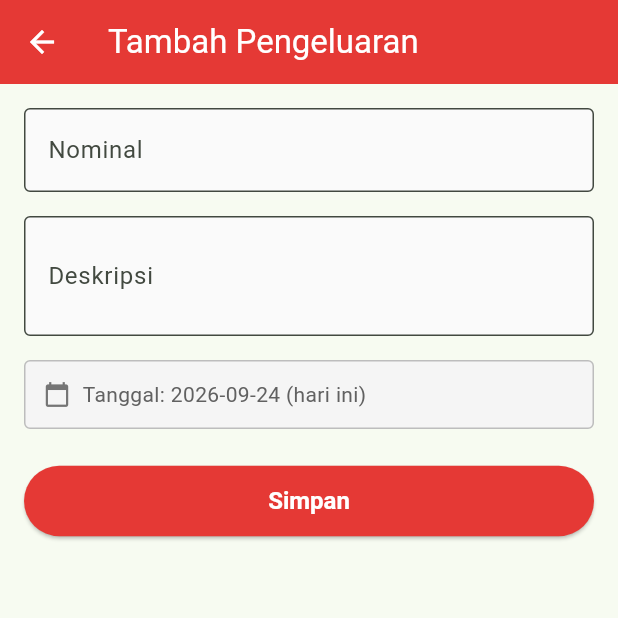
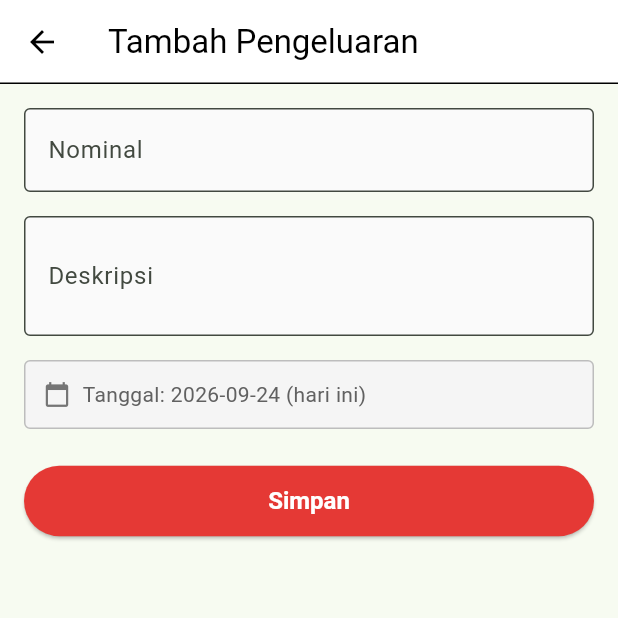
Before and after one commit to AdaniMaulidan/catat_keuangan, a Flutter app: the ExpenseScreen screen opened directly, after a tap on the "add" icon, on a phone screen of 412 x 824 dp, the top half of it. Run offline on Flutter 3.47's test engine with Material 3 defaults, Android fonts, the phone set to English and light mode, and no system bars; our stand-ins replace fl_chart, sqflite, table_calendar; accounts and stored records are empty.

```diff
--- /dev/null
+++ b/lib/scratch.dart
@@ -0,0 +1 @@
+import 'package:flutter/material.dart'; void main() { AppBar(shape: const Border(bottom: BorderSide(color: Colors.black, width: 1))); }
--- a/lib/screens/expense/expense_form_screen.dart
+++ b/lib/screens/expense/expense_form_screen.dart
@@ -119,8 +119,12 @@ class _ExpenseFormScreenState extends State<ExpenseFormScreen> {
     return Scaffold(
       appBar: AppBar(
         title: Text(title),
-        backgroundColor: Colors.red.shade600,
-        foregroundColor: Colors.white,
+        backgroundColor: Colors.white,
+        foregroundColor: Colors.black,
+        elevation: 0,
+        shape: const Border(
+          bottom: BorderSide(color: Colors.black, width: 1),
+        ),
       ),
       body: SingleChildScrollView(
         padding: const EdgeInsets.all(16),
--- a/lib/screens/expense/expense_screen.dart
+++ b/lib/screens/expense/expense_screen.dart
@@ -156,8 +156,12 @@ class _ExpenseScreenState extends State<ExpenseScreen> {
     return Scaffold(
       appBar: AppBar(
         title: const Text('Pengeluaran'),
-        backgroundColor: Colors.red.shade600,
-        foregroundColor: Colors.white,
+        backgroundColor: Colors.white,
+        foregroundColor: Colors.black,
+        elevation: 0,
+        shape: const Border(
+          bottom: BorderSide(color: Colors.black, width: 1),
+        ),
         actions: [
           // Tombol refresh manual
           IconButton(
```
Also changed, not shown: lib/screens/dashboard/dashboard_screen.dart (+6 -2 lines), lib/screens/income/income_form_screen.dart (+6 -2 lines), lib/screens/income/income_screen.dart (+6 -2 lines).
